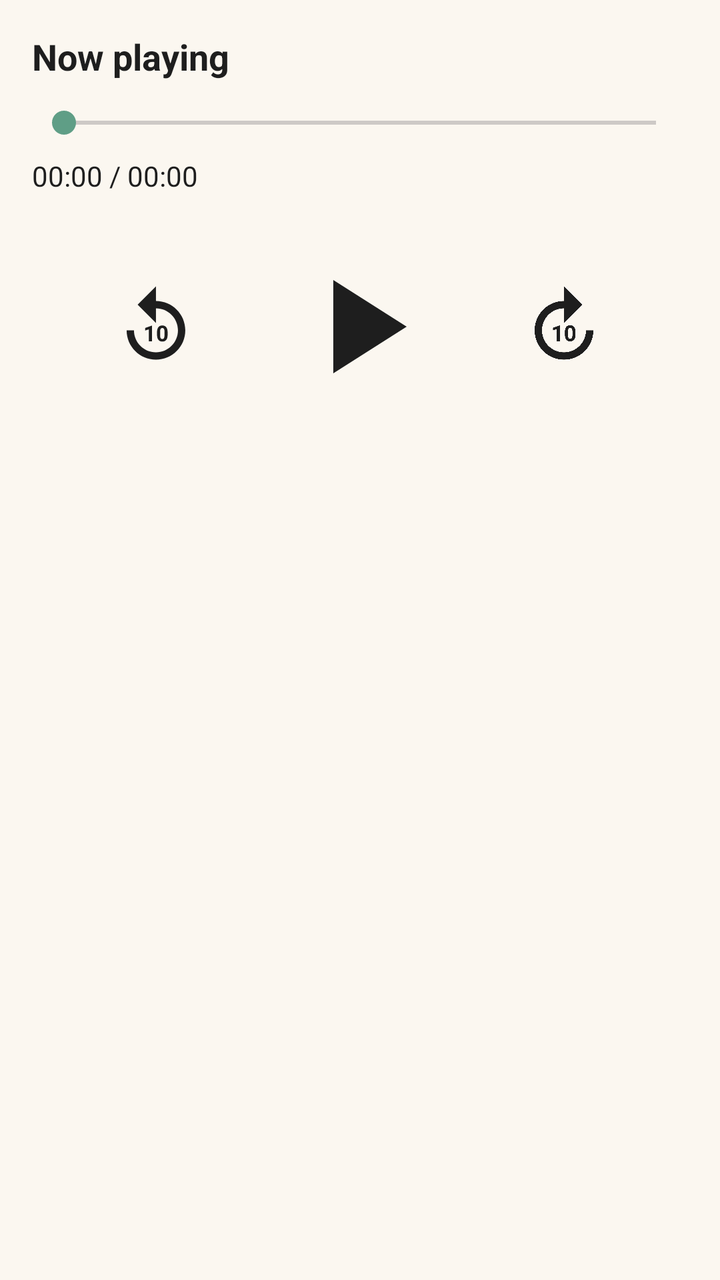
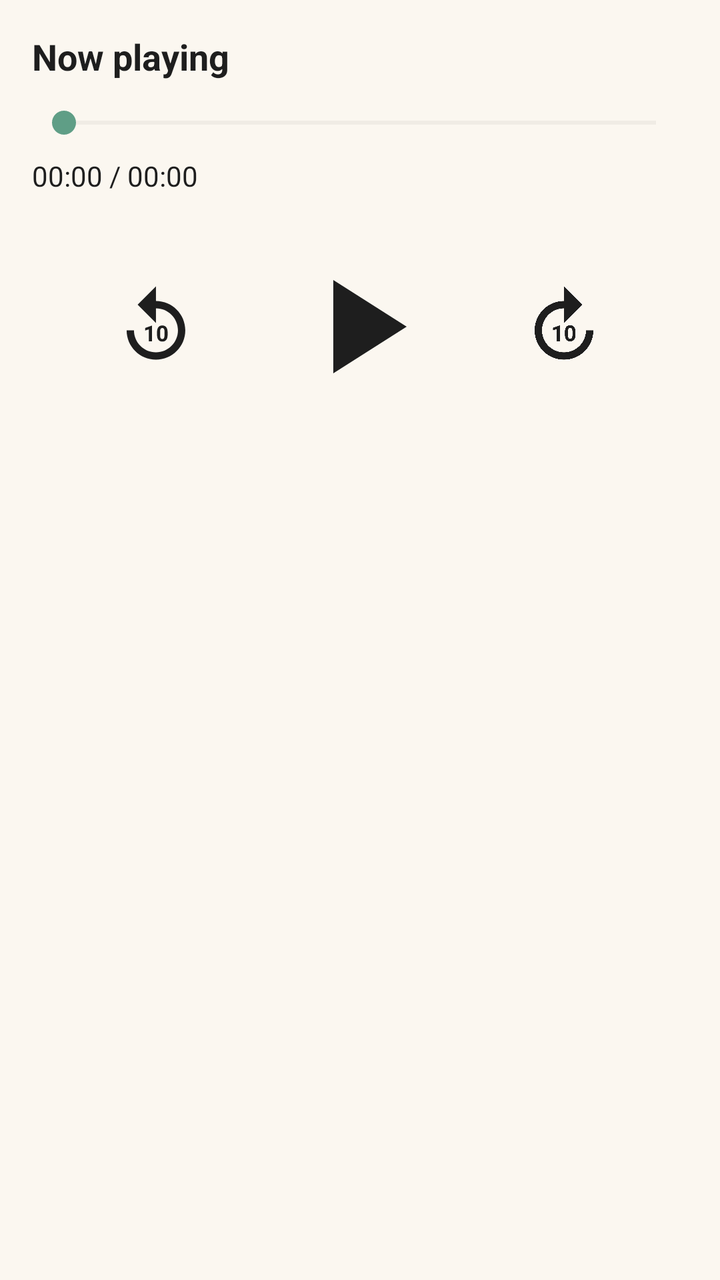

Before-and-after screenshots of an Android layout around one commit, followed by the original layout XML and the change that was made.
<!-- AndroidManifest.xml: application theme Theme.FinalYearProject -->
<!-- res/layout/bottomsheet_audio_player.xml -->
<?xml version="1.0" encoding="utf-8"?>
<LinearLayout xmlns:android="http://schemas.android.com/apk/res/android"
    xmlns:app="http://schemas.android.com/apk/res-auto"
    android:layout_width="match_parent"
    android:layout_height="wrap_content"
    android:orientation="vertical"
    android:padding="16dp"
    android:background="?attr/colorSurface">

    <TextView
        android:id="@+id/bsTitleTV"
        android:layout_width="match_parent"
        android:layout_height="wrap_content"
        android:text="Now playing"
        android:textStyle="bold"
        android:textSize="18sp"
        android:textColor="?attr/colorOnSurface"
        android:maxLines="1"
        android:ellipsize="end"
        android:layout_marginBottom="12dp" />

    <SeekBar
        android:id="@+id/bsSeekBar"
        android:layout_width="match_parent"
        android:layout_height="wrap_content"/>

        <TextView
            android:id="@+id/bsTimeTV"
            android:layout_width="wrap_content"
            android:layout_height="wrap_content"
            android:text="00:00 / 00:00"
            android:textSize="14sp"
            android:textColor="?attr/colorOnSurface"
            android:layout_marginTop="8dp"
            android:layout_marginBottom="18dp" />

    <LinearLayout
        android:layout_width="match_parent"
        android:layout_height="wrap_content"
        android:orientation="horizontal"
        android:gravity="center"
        android:layout_marginTop="8dp">

        <ImageButton
            android:id="@+id/bsBack10Btn"
            android:layout_width="60dp"
            android:layout_height="60dp"
            android:layout_marginEnd="32dp"
            android:background="@android:color/transparent"
            app:srcCompat="@drawable/baseline_replay_10_24"
            android:tint="?attr/colorOnSurface"
            android:scaleType="fitCenter"
            android:padding="8dp"/>

        <ImageButton
            android:id="@+id/bsPlayPauseBtn"
            android:layout_width="80dp"
            android:layout_height="80dp"
            android:background="@android:color/transparent"
            app:srcCompat="@drawable/baseline_play_arrow_24"
            android:tint="?attr/colorOnSurface"
            android:scaleType="fitCenter"
            android:padding="0dp"/>

        <ImageButton
            android:id="@+id/bsFwd10Btn"
            android:layout_width="60dp"
            android:layout_height="60dp"
            android:layout_marginStart="32dp"
            android:background="@android:color/transparent"
            app:srcCompat="@drawable/baseline_forward_10_24"
            android:tint="?attr/colorOnSurface"
            android:scaleType="fitCenter"
            android:padding="8dp"/>

    </LinearLayout>
</LinearLayout>
<!-- resources referenced by this layout -->
<resources>
  <!-- drawable baseline_forward_10_24 (drawable) -->
  <vector xmlns:android="http://schemas.android.com/apk/res/android" android:height="24dp" android:tint="#000000" android:viewportHeight="24" android:viewportWidth="24" android:width="24dp">
        
      <path android:fillColor="@android:color/white" android:pathData="M18,13c0,3.31 -2.69,6 -6,6s-6,-2.69 -6,-6s2.69,-6 6,-6v4l5,-5l-5,-5v4c-4.42,0 -8,3.58 -8,8c0,4.42 3.58,8 8,8s8,-3.58 8,-8H18z"/>
        
      <path android:fillColor="@android:color/white" android:pathData="M10.86,15.94l0,-4.27l-0.09,0l-1.77,0.63l0,0.69l1.01,-0.31l0,3.26z"/>
        
      <path android:fillColor="@android:color/white" android:pathData="M12.25,13.44v0.74c0,1.9 1.31,1.82 1.44,1.82c0.14,0 1.44,0.09 1.44,-1.82v-0.74c0,-1.9 -1.31,-1.82 -1.44,-1.82C13.55,11.62 12.25,11.53 12.25,13.44zM14.29,13.32v0.97c0,0.77 -0.21,1.03 -0.59,1.03c-0.38,0 -0.6,-0.26 -0.6,-1.03v-0.97c0,-0.75 0.22,-1.01 0.59,-1.01C14.07,12.3 14.29,12.57 14.29,13.32z"/>
      
  </vector>
  <!-- drawable baseline_play_arrow_24 (drawable) -->
  <vector xmlns:android="http://schemas.android.com/apk/res/android" android:height="24dp" android:tint="#000000" android:viewportHeight="24" android:viewportWidth="24" android:width="24dp">
        
      <path android:fillColor="@android:color/white" android:pathData="M8,5v14l11,-7z"/>
      
  </vector>
  <style name="Theme.FinalYearProject" parent="Theme.Material3.DayNight.NoActionBar">
          <item name="colorPrimary">@color/md_primary</item>
          <item name="colorSecondary">@color/md_secondary</item>
          <item name="colorTertiary">@color/md_tertiary</item>
  
          <item name="android:colorBackground">@color/md_background</item>
          <item name="colorSurface">@color/md_surface</item>
          <item name="colorOutline">@color/md_outline</item>
  
          <item name="colorOnPrimary">@color/md_onPrimary</item>
          <item name="colorOnSecondary">@color/md_onSecondary</item>
          <item name="colorOnSurface">@color/md_onSurface</item>
      </style>
  <color name="md_primary">#7FBF9B</color>
  <color name="md_secondary">#5F9E86</color>
  <color name="md_tertiary">#B9A6D3</color>
  <color name="md_background">#F6F1E8</color>
  <color name="md_surface">#FBF7F0</color>
  <color name="md_outline">#D7D0C5</color>
  <color name="md_onPrimary">#FFFFFF</color>
  <color name="md_onSecondary">#FFFFFF</color>
  <color name="md_onSurface">#1E1E1E</color>
  <!-- unchanged entries left out for length: 1 -->
</resources>

<!-- the commit's change to res/layout/bottomsheet_audio_player.xml (unified diff, before → after) -->
@@ -22,7 +22,10 @@
     <SeekBar
         android:id="@+id/bsSeekBar"
         android:layout_width="match_parent"
-        android:layout_height="wrap_content"/>
+        android:layout_height="wrap_content"
+        android:progressTint="@color/md_secondary"
+        android:thumbTint="@color/md_secondary"
+        android:progressBackgroundTint="#D0CCC4"/>
 
         <TextView
             android:id="@+id/bsTimeTV"
@@ -46,7 +49,7 @@
             android:layout_width="60dp"
             android:layout_height="60dp"
             android:layout_marginEnd="32dp"
-            android:background="@android:color/transparent"
+            android:background="@drawable/bg_player_icon_ripple"
             app:srcCompat="@drawable/baseline_replay_10_24"
             android:tint="?attr/colorOnSurface"
             android:scaleType="fitCenter"
@@ -56,7 +59,7 @@
             android:id="@+id/bsPlayPauseBtn"
             android:layout_width="80dp"
             android:layout_height="80dp"
-            android:background="@android:color/transparent"
+            android:background="@drawable/bg_player_icon_ripple"
             app:srcCompat="@drawable/baseline_play_arrow_24"
             android:tint="?attr/colorOnSurface"
             android:scaleType="fitCenter"
@@ -67,7 +70,7 @@
             android:layout_width="60dp"
             android:layout_height="60dp"
             android:layout_marginStart="32dp"
-            android:background="@android:color/transparent"
+            android:background="@drawable/bg_player_icon_ripple"
             app:srcCompat="@drawable/baseline_forward_10_24"
             android:tint="?attr/colorOnSurface"
             android:scaleType="fitCenter"
<!-- resource entries referenced after the edit -->
@@ -16,6 +16,23 @@
       <path android:fillColor="@android:color/white" android:pathData="M8,5v14l11,-7z"/>
       
   </vector>
+  <!-- drawable bg_player_icon_ripple (drawable) -->
+  <?xml version="1.0" encoding="utf-8"?>
+  <ripple xmlns:android="http://schemas.android.com/apk/res/android"
+      android:color="#33000000">
+  
+      <item android:id="@android:id/mask">
+          <shape android:shape="oval">
+              <solid android:color="#FFFFFF" />
+          </shape>
+      </item>
+  
+      <item>
+          <shape android:shape="oval">
+              <solid android:color="@android:color/transparent" />
+          </shape>
+      </item>
+  </ripple>
   <style name="Theme.FinalYearProject" parent="Theme.Material3.DayNight.NoActionBar">
           <item name="colorPrimary">@color/md_primary</item>
           <item name="colorSecondary">@color/md_secondary</item>
